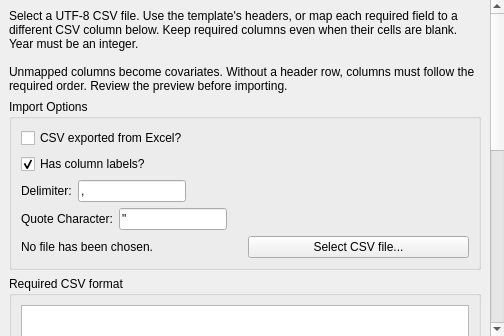
Above: src/rc_metastudio/forms/csv_import_page.ui from AliSalman-et-al/rc-metastudio before the change. Below: the same form after it.
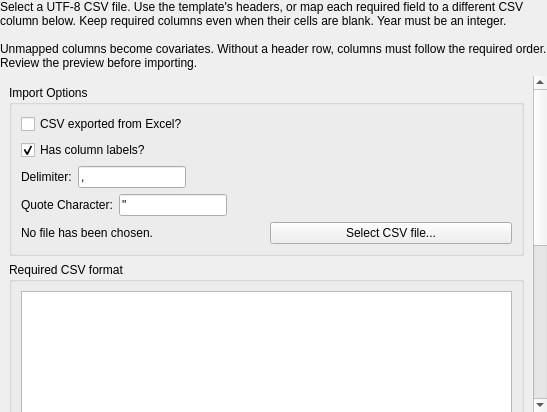
That is the form after the change. Icons and pictures are not drawn.

The edit to the form file:
```diff
--- a/src/rc_metastudio/forms/csv_import_page.ui
+++ b/src/rc_metastudio/forms/csv_import_page.ui
@@ -22,14 +22,6 @@
    <property name="rightMargin"><number>0</number></property>
    <property name="bottomMargin"><number>0</number></property>
    <item>
-    <widget class="QScrollArea" name="pageScrollArea">
-     <property name="focusPolicy"><enum>Qt::NoFocus</enum></property>
-     <property name="frameShape"><enum>QFrame::NoFrame</enum></property>
-     <property name="widgetResizable"><bool>true</bool></property>
-     <widget class="QWidget" name="pageScrollContent">
-      <property name="sizePolicy"><sizepolicy hsizetype="Ignored" vsizetype="Preferred"><horstretch>0</horstretch><verstretch>0</verstretch></sizepolicy></property>
-      <layout class="QVBoxLayout" name="verticalLayout_2">
-       <item>
         <widget class="QLabel" name="instructions">
      <property name="text">
       <string>Select a UTF-8 CSV file. Use the template's headers, or map each required field to a different CSV column below. Keep required columns even when their cells are blank. Year must be an integer.
@@ -41,6 +33,15 @@
      </property>
     </widget>
    </item>
+   <item>
+    <widget class="QScrollArea" name="pageScrollArea">
+     <property name="focusPolicy"><enum>Qt::NoFocus</enum></property>
+     <property name="frameShape"><enum>QFrame::NoFrame</enum></property>
+     <property name="widgetResizable"><bool>true</bool></property>
+     <widget class="QWidget" name="pageScrollContent">
+      <property name="sizePolicy"><sizepolicy hsizetype="Ignored" vsizetype="Preferred"><horstretch>0</horstretch><verstretch>0</verstretch></sizepolicy></property>
+      <layout class="QVBoxLayout" name="verticalLayout_2">
+       
    <item>
     <widget class="QGroupBox" name="groupBox">
      <property name="sizePolicy">
```
